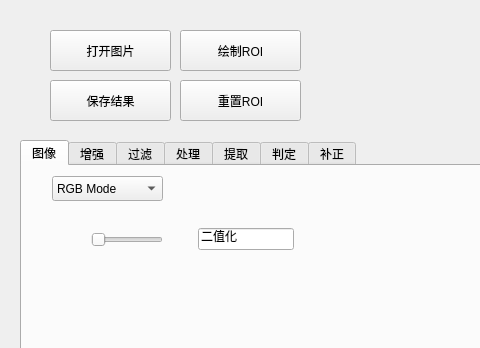
The window that mainwindow.ui (xiaoyuan1021/MyTool) describes before a commit, drawn with Qt 5; both pictures show x 0 to 480 and y 0 to 348 of the 1181 by 704 pixel window.
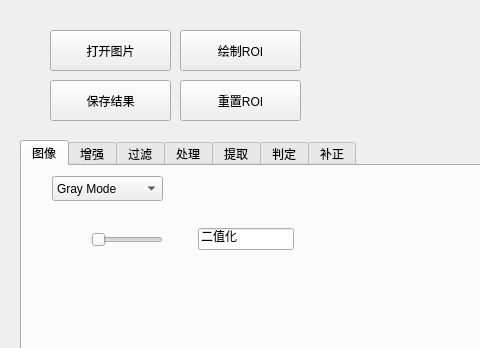
The same window after the commit. Custom widgets are drawn as their Qt base class.

What changed in the file:
```diff
--- a/mainwindow.ui
+++ b/mainwindow.ui
@@ -68,11 +68,6 @@
         <height>25</height>
        </rect>
       </property>
-      <item>
-       <property name="text">
-        <string>RGB Mode</string>
-       </property>
-      </item>
       <item>
        <property name="text">
         <string>Gray Mode</string>
```
Left out of the diff: 20 changed lines with no effect on the pictures.
